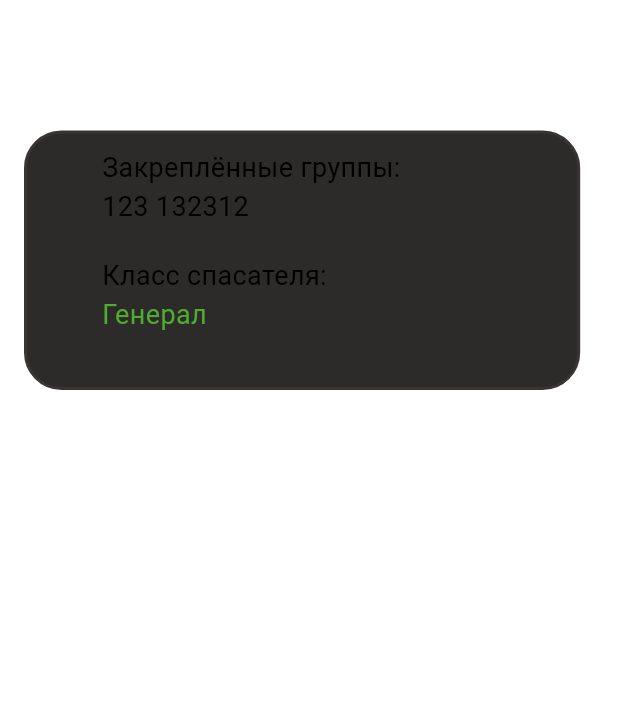
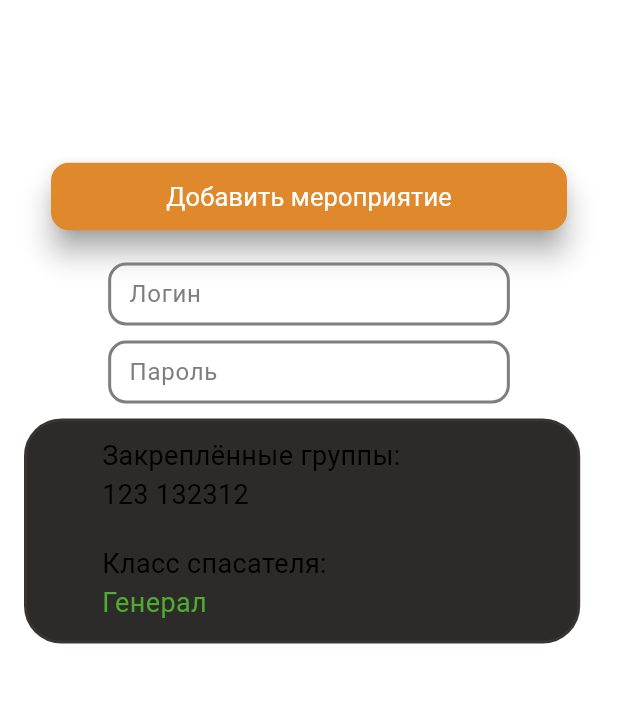
Before and after one commit to nakito-own/Lifeguard-app, a Flutter app: the DetailsScreen screen opened directly with empty values, on a phone screen of 412 x 824 dp, the part 84-787 px from its top. Run offline on Flutter 3.47's test engine with Material 3 defaults, Android fonts, the light colour scheme and no system bars; our stand-ins replace shared_preferences; accounts and stored records are empty; network calls fail.

Commit message:
prodile_info_widgets 1

```diff
--- a/lib/screens/details_screen.dart
+++ b/lib/screens/details_screen.dart
@@ -26,7 +26,7 @@ class DetailsScreen extends StatelessWidget {
             Text(arguments['title'], style: TextStyle(fontSize: 24, fontWeight: FontWeight.bold)),
             SizedBox(height: 16),
             Text(arguments['body']),
-            /*CustomButtonPush(
+            CustomButtonPush(
               text: 'Добавить мероприятие', onPressed: () {},
             ),
             CustomTextfield(
@@ -40,7 +40,7 @@ class DetailsScreen extends StatelessWidget {
             ),
             SizedBox(
               height: 10,
-            ),*/
+            ),
             ProfileInfoWidget(text1: '123 132312',
             text2: 'Генерал',
             ),
--- a/lib/widgets/custom_textfield.dart
+++ b/lib/widgets/custom_textfield.dart
@@ -14,7 +14,7 @@ class CustomTextfield extends StatelessWidget {
     return Center(
       child: SizedBox(
         width: MediaQuery.of(context).size.width * 0.65,
-        height: MediaQuery.of(context).size.height * 0.05,
+        height: 42,
         child: TextField(
 
           decoration: InputDecoration(
--- a/lib/widgets/profile_info_widget.dart
+++ b/lib/widgets/profile_info_widget.dart
@@ -18,7 +18,7 @@ class ProfileInfoWidget extends StatelessWidget {
   @override
   Widget build(BuildContext context) {
     return Container(
-      height: MediaQuery.of(context).size.height * 0.21,
+      height: 150,
       width: MediaQuery.of(context).size.width * 0.9,
       padding: EdgeInsets.symmetric(horizontal: 50, vertical: 10),
       decoration: BoxDecoration(
```
